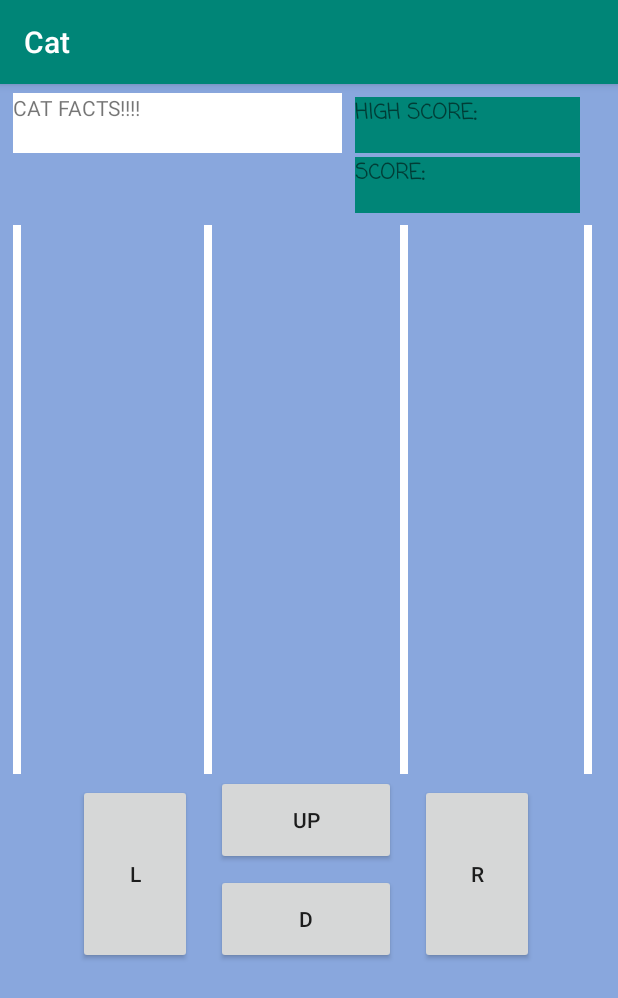
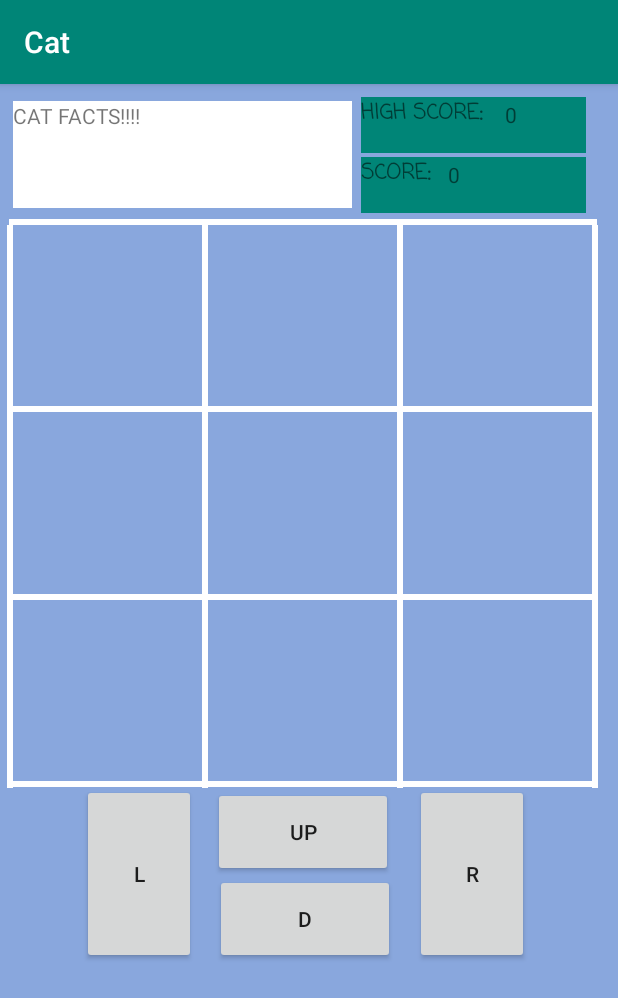
Before and after one commit to kzhang23187/Cat, an Android app: the screen it shows after launch (MainActivity), on a phone screen of 412 x 824 dp. Shown: the top 998 px of the screen. Run offline under Robolectric (Android 15) with nearby library versions, the phone set to English and light mode, and no system bars; libraries missing offline, so code that uses them is left out: android.util.

```diff
--- a/app/src/main/res/layout/activity_main.xml
+++ b/app/src/main/res/layout/activity_main.xml
@@ -8,29 +8,72 @@
     android:background="@color/colorAccent"
     tools:context=".MainActivity">
 
+
     <View
         android:id="@+id/divider5"
-        android:layout_width="5dp"
-        android:layout_height="366dp"
+        android:layout_width="4dp"
+        android:layout_height="375dp"
         android:background="@color/colorPrimaryDark"
         app:layout_constraintEnd_toStartOf="@+id/guideline8"
         app:layout_constraintTop_toTopOf="@+id/guideline" />
 
     <View
         android:id="@+id/divider3"
-        android:layout_width="5dp"
-        android:layout_height="366dp"
+        android:layout_width="4dp"
+        android:layout_height="375dp"
         android:background="@color/colorPrimaryDark"
-        app:layout_constraintStart_toStartOf="@+id/guideline5"
+        app:layout_constraintEnd_toStartOf="@+id/guideline5"
+        app:layout_constraintTop_toTopOf="@+id/guideline" />
+    <View
+        android:id="@+id/divider4"
+        android:layout_width="4dp"
+        android:layout_height="375dp"
+        android:background="@color/colorPrimaryDark"
+        app:layout_constraintEnd_toStartOf="@+id/guideline6"
         app:layout_constraintTop_toTopOf="@+id/guideline" />
 
     <View
         android:id="@+id/divider2"
-        android:layout_width="5dp"
-        android:layout_height="366dp"
+        android:layout_width="4dp"
+        android:layout_height="375dp"
         android:background="@color/colorPrimaryDark"
         app:layout_constraintEnd_toStartOf="@+id/guideline7"
         app:layout_constraintTop_toTopOf="@+id/guideline" />
+
+
+    <View
+        android:id="@+id/divider6"
+        android:layout_width="392dp"
+        android:layout_height="4dp"
+        android:layout_marginStart="6dp"
+        android:background="@color/colorPrimaryDark"
+        app:layout_constraintBottom_toTopOf="@+id/guideline"
+        app:layout_constraintStart_toStartOf="parent" />
+
+    <View
+        android:id="@+id/divider7"
+        android:layout_width="392dp"
+        android:layout_height="4dp"
+        android:layout_marginStart="6dp"
+        android:background="@color/colorPrimaryDark"
+        app:layout_constraintBottom_toTopOf="@+id/guideline2"
+        app:layout_constraintStart_toStartOf="parent" />
+    <View
+        android:id="@+id/divider8"
+        android:layout_width="392dp"
+        android:layout_height="4dp"
+        android:layout_marginStart="6dp"
+        android:background="@color/colorPrimaryDark"
+        app:layout_constraintBottom_toTopOf="@+id/guideline3"
+        app:layout_constraintStart_toStartOf="parent" />
+    <View
+        android:id="@+id/divider9"
+        android:layout_width="390dp"
+        android:layout_height="4dp"
+        android:layout_marginStart="8dp"
+        android:background="@color/colorPrimaryDark"
+        app:layout_constraintBottom_toTopOf="@+id/up"
+        app:layout_constraintStart_toStartOf="parent" />
 
     <Button
         android:id="@+id/left"
@@ -43,9 +86,9 @@
 
     <TextView
         android:id="@+id/catFact"
-        android:layout_width="219dp"
-        android:layout_height="40dp"
-        android:layout_marginBottom="48dp"
+        android:layout_width="226dp"
+        android:layout_height="71dp"
+        android:layout_marginBottom="11dp"
         android:background="@color/colorPrimaryDark"
         android:text="CAT FACTS!!!!"
         app:layout_constraintBottom_toTopOf="@+id/guideline"
@@ -63,21 +106,21 @@
         android:layout_width="wrap_content"
         android:layout_height="wrap_content"
         android:orientation="horizontal"
-        app:layout_constraintGuide_begin="211dp" />
+        app:layout_constraintGuide_begin="219dp" />
 
     <android.support.constraint.Guideline
         android:id="@+id/guideline3"
         android:layout_width="wrap_content"
         android:layout_height="wrap_content"
         android:orientation="horizontal"
-        app:layout_constraintGuide_begin="337dp" />
+        app:layout_constraintGuide_begin="344dp" />
 
     <android.support.constraint.Guideline
         android:id="@+id/guideline4"
         android:layout_width="wrap_content"
         android:layout_height="wrap_content"
         android:orientation="horizontal"
-        app:layout_constraintGuide_begin="461dp" />
+        app:layout_constraintGuide_begin="469dp" />
 
     <android.support.constraint.Guideline
         android:id="@+id/guideline5"
@@ -91,21 +134,21 @@
         android:layout_width="wrap_content"
         android:layout_height="wrap_content"
         android:orientation="vertical"
-        app:layout_constraintGuide_begin="136dp" />
+        app:layout_constraintGuide_begin="139dp" />
 
     <android.support.constraint.Guideline
         android:id="@+id/guideline7"
         android:layout_width="wrap_content"
         android:layout_height="wrap_content"
         android:orientation="vertical"
-        app:layout_constraintGuide_begin="272dp" />
+        app:layout_constraintGuide_begin="269dp" />
 
     <android.support.constraint.Guideline
         android:id="@+id/guideline8"
         android:layout_width="wrap_content"
         android:layout_height="wrap_content"
         android:orientation="vertical"
-        app:layout_constraintGuide_begin="395dp" />
+        app:layout_constraintGuide_begin="399dp" />
 
     <Button
         android:id="@+id/down"
@@ -141,7 +184,7 @@
         app:layout_constraintTop_toTopOf="@+id/guideline4" />
 
     <TextView
-        android:id="@+id/textView4"
+        android:id="@+id/scoreLabel"
         android:layout_width="150dp"
         android:layout_height="37dp"
         android:layout_marginEnd="8dp"
@@ -162,6 +205,7 @@
         android:background="@color/colorPrimary"
         android:fontFamily="casual"
         android:text="HIGH SCORE:"
+        android:textSize="14sp"
         android:textStyle="bold"
         app:layout_constraintBottom_toTopOf="@+id/guideline"
         app:layout_constraintEnd_toStartOf="@+id/guideline8" />
@@ -173,20 +217,25 @@
         android:orientation="horizontal"
         app:layout_constraintGuide_begin="587dp" />
 
-    <View
-        android:id="@+id/divider"
-        android:layout_width="5dp"
-        android:layout_height="366dp"
-        android:background="@color/colorPrimaryDark"
-        app:layout_constraintStart_toStartOf="@+id/guideline6"
-        app:layout_constraintTop_toTopOf="@+id/guideline" />
+    <TextView
+        android:id="@+id/score"
+        android:layout_width="wrap_content"
+        android:layout_height="wrap_content"
+        android:layout_marginStart="30dp"
+        android:layout_marginBottom="24dp"
+        android:text="0"
+        app:layout_constraintBottom_toTopOf="@+id/guideline"
+        app:layout_constraintStart_toStartOf="@+id/guideline7" />
 
-    <View
-        android:id="@+id/divider4"
-        android:layout_width="5dp"
-        android:layout_height="366dp"
-        android:background="@color/colorPrimaryDark"
-        app:layout_constraintStart_toStartOf="@+id/guideline6"
-        app:layout_constraintTop_toTopOf="@+id/guideline" />
+    <TextView
+        android:id="@+id/highScore"
+        android:layout_width="wrap_content"
+        android:layout_height="wrap_content"
+        android:layout_marginStart="68dp"
+        android:layout_marginBottom="64dp"
+        android:text="0"
+        app:layout_constraintBottom_toTopOf="@+id/guideline"
+        app:layout_constraintStart_toStartOf="@+id/guideline7" />
+
 
 </android.support.constraint.ConstraintLayout>
```
Also changed, not shown: app/src/main/java/com/example/cat/MainActivity.java (+105 -35 lines).
